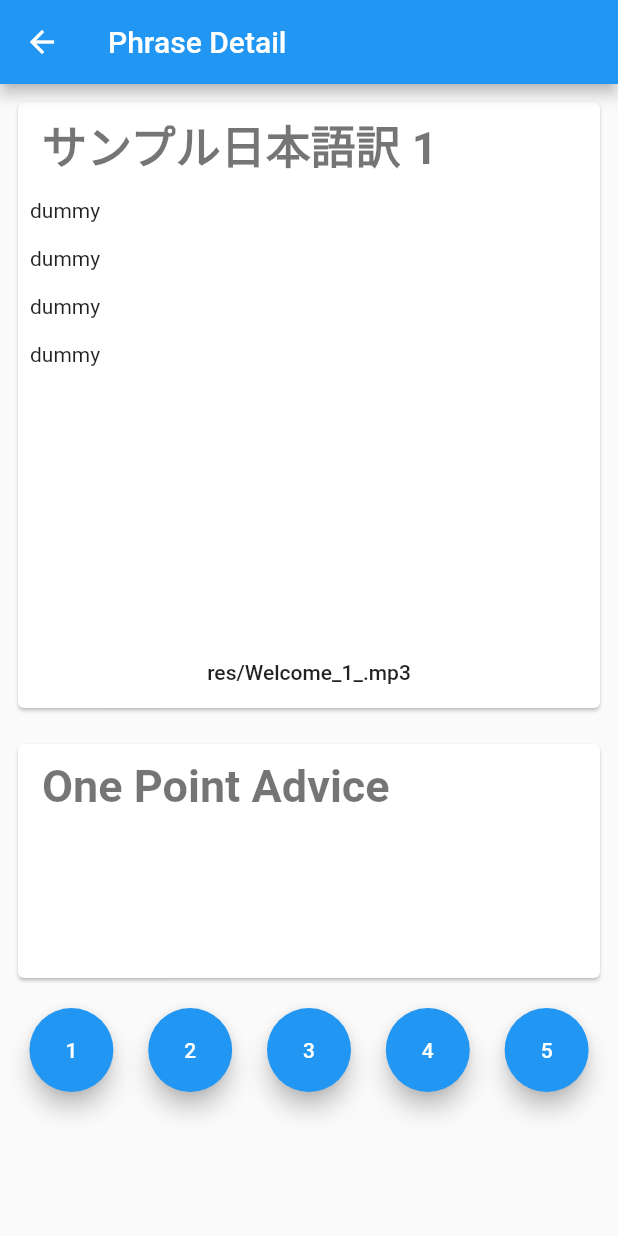
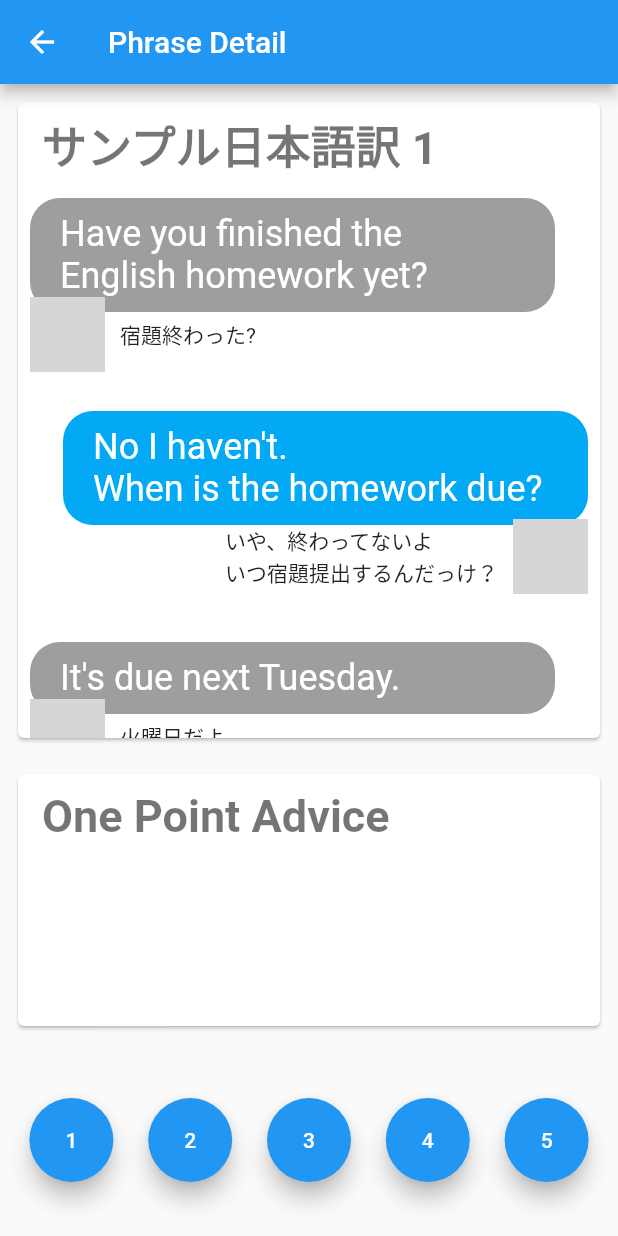
Before and after one commit to world-rize/wr-app, a Flutter app: the screen it shows after launch, after a tap on an icon or button, on a phone screen of 412 x 824 dp. Run offline on Flutter 3.47's test engine with Material 2 defaults, Android fonts, the phone set to English and light mode, and no system bars; our stand-ins replace assets_audio_player, firebase_auth, getflutter, settings_ui; missing offline and left inert: flappy_search_bar; accounts and stored records are empty; network calls fail; statements that could not run were skipped; grey boxes are pictures that could not be loaded.

Commit message:
[Add] チャット風UI

```diff
--- a/lib/store/masterdata.dart
+++ b/lib/store/masterdata.dart
@@ -2,6 +2,7 @@
 
 import 'dart:convert';
 import 'package:flutter/foundation.dart';
+import 'package:wr_app/model/conversation.dart';
 import 'package:wr_app/model/section.dart';
 import 'package:wr_app/model/lesson.dart';
 import 'package:wr_app/model/phrase.dart';
@@ -38,7 +39,23 @@ class MasterDataStore with ChangeNotifier {
       japanese: 'サンプル日本語訳 $i',
       audioPath: 'res/Welcome_1_.mp3',
       favorite: i % 2 == 0,
-      sample: PhraseSample(content: []),
+      sample: PhraseSample(content: [
+        Conversation(
+          japanese: '宿題終わった?',
+          english: 'Have you finished the English homework yet?',
+          avatarUrl: 'https://threadreaderapp.com/images/default_avatar.png',
+        ),
+        Conversation(
+          japanese: 'いや、終わってないよ\nいつ宿題提出するんだっけ？',
+          english: 'No I haven\'t.\nWhen is the homework due?',
+          avatarUrl: 'https://threadreaderapp.com/images/default_avatar.png',
+        ),
+        Conversation(
+          japanese: '火曜日だよ',
+          english: 'It\'s due next Tuesday.',
+          avatarUrl: 'https://threadreaderapp.com/images/default_avatar.png',
+        ),
+      ]),
     );
   }
 
--- a/lib/ui/lesson/lesson_phrases_detail_page.dart
+++ b/lib/ui/lesson/lesson_phrases_detail_page.dart
@@ -1,11 +1,11 @@
 // Copyright © 2020 WorldRIZe. All rights reserved.
 
 import 'package:flutter/material.dart';
-import 'package:flutter/cupertino.dart';
 import 'package:assets_audio_player/assets_audio_player.dart';
-import 'package:getflutter/getflutter.dart';
+import 'package:wr_app/model/conversation.dart';
 
 import 'package:wr_app/model/phrase.dart';
+import 'package:wr_app/model/phrase_sample.dart';
 
 /// フレーズ詳細ページ
 ///
@@ -22,12 +22,21 @@ class LessonPhrasesDetailPage extends StatelessWidget {
         backgroundColor: Colors.blue,
         title: const Text('Phrase Detail'),
       ),
-      body: SingleChildScrollView(
+      body: Container(
         child: Column(
           children: <Widget>[
-            _createPhraseSample(),
-            _createOnePointAdvice(),
-            _createButtonArea(),
+            Expanded(
+              flex: 7,
+              child: _createPhraseSample(),
+            ),
+            Expanded(
+              flex: 3,
+              child: _createOnePointAdvice(),
+            ),
+            Expanded(
+              flex: 2,
+              child: _createButtonArea(),
+            ),
           ],
         ),
       ),
@@ -50,40 +59,17 @@ class LessonPhrasesDetailPage extends StatelessWidget {
                     fontWeight: FontWeight.bold),
               ),
             ),
-            SizedBox(
-              height: 300,
-              child: _createPhraseSampleConversation(),
+            Expanded(
+              // height: 300,
+              child: PhraseSampleView(sample: phrase.sample),
             ),
-            // test
-            MaterialButton(
-              onPressed: () {
-                final _player = AssetsAudioPlayer()
-                  ..open(phrase.audioPath)
-                  ..play();
-              },
-              child: Text(phrase.audioPath),
-            )
           ],
         ),
       ),
     );
   }
 
-  // TODO(yoshiki301): 実装
-  /// 例の会話部分
-  Widget _createPhraseSampleConversation() {
-    return ListView.builder(
-      itemBuilder: (context, index) {
-        return const Padding(
-            padding: EdgeInsets.all(8),
-            child: Text(
-              'dummy',
-            ));
-      },
-      itemCount: 4,
-    );
-  }
-
+  /// ワンポイントアドバイス
   Widget _createOnePointAdvice() {
     return Padding(
       padding: const EdgeInsets.all(8),
@@ -92,14 +78,15 @@ class LessonPhrasesDetailPage extends StatelessWidget {
           children: <Widget>[
             ListTile(
               title: Text(
-                "One Point Advice",
+                'One Point Advice',
                 style: TextStyle(
                   fontSize: 30,
                   color: Colors.black54,
-                    fontWeight: FontWeight.bold),
+                  fontWeight: FontWeight.bold,
                 ),
               ),
-            SizedBox(
+            ),
+            const SizedBox(
               height: 100,
             ),
           ],
@@ -108,6 +95,7 @@ class LessonPhrasesDetailPage extends StatelessWidget {
     );
   }
 
+  /// 下部ボタン
   Widget _createButtonArea() {
     return Padding(
       padding: const EdgeInsets.all(8),
@@ -132,7 +120,11 @@ class LessonPhrasesDetailPage extends StatelessWidget {
             child: FloatingActionButton(
               heroTag: '3',
               child: const Text('3'),
-                onPressed: () {},
+              onPressed: () {
+                AssetsAudioPlayer()
+                  ..open(phrase.audioPath)
+                  ..play();
+              },
             ),
           ),
           Expanded(
@@ -150,6 +142,76 @@ class LessonPhrasesDetailPage extends StatelessWidget {
             ),
           ),
         ],
-        ));
+      ),
+    );
   }
 }
+
+/// フレーズ例
+class PhraseSampleView extends StatelessWidget {
+  const PhraseSampleView({@required this.sample});
+  final PhraseSample sample;
+
+  Widget _createMessageView(Conversation conversation, {bool primary = false}) {
+    return Padding(
+      padding: const EdgeInsets.all(8),
+      child: Column(
+        crossAxisAlignment:
+            primary ? CrossAxisAlignment.end : CrossAxisAlignment.start,
+        children: <Widget>[
+          // 英語メッセージ
+          Container(
+            padding: const EdgeInsets.all(10),
+            width: 350,
+            decoration: BoxDecoration(
+              color: primary ? Colors.lightBlue : Colors.grey,
+              borderRadius: BorderRadius.circular(20),
+            ),
+            child: Padding(
+              padding: const EdgeInsets.symmetric(horizontal: 10),
+              child: Text(
+                conversation.english,
+                style: TextStyle(
+                  fontSize: 24,
+                  color: Colors.white,
+                ),
+              ),
+            ),
+          ),
+          // アバター・日本語訳
+          Container(
+            transform: Matrix4.translationValues(0, -10, 0),
+            child: Row(
+              textDirection: primary ? TextDirection.rtl : TextDirection.ltr,
+              children: <Widget>[
+                ClipOval(
+                  child: Image.network(
+                    conversation.avatarUrl,
+                    width: 50,
+                    height: 50,
+                  ),
+                ),
+                Padding(
+                  padding:
+                      const EdgeInsets.symmetric(horizontal: 10, vertical: 10),
+                  child: Text(conversation.japanese),
+                ),
+              ],
+            ),
+          )
+        ],
+      ),
+    );
+  }
+
+  @override
+  Widget build(BuildContext context) {
+    return ListView(
+      children: [
+        _createMessageView(sample.content[0]),
+        _createMessageView(sample.content[1], primary: true),
+        _createMessageView(sample.content[2]),
+      ],
+    );
+  }
+}
```
Lines whose indentation alone changed are shown as unchanged.
